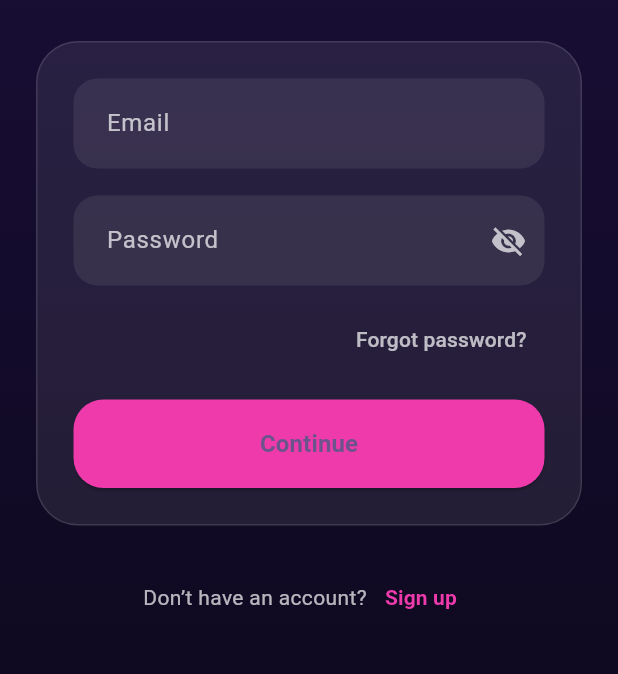
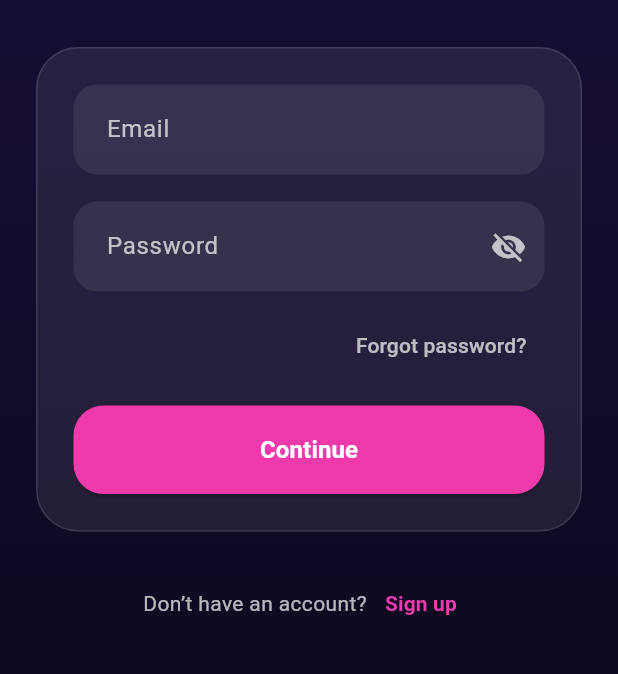
Before and after one commit to neztoratechsolutions/chatapp_mobileapplication, a Flutter app: the screen it shows after launch, on a phone screen of 412 x 824 dp, the part 235-909 px from its top. Run offline on Flutter 3.47's test engine with Material 3 defaults, Android fonts, the phone set to English and light mode, and no system bars; our stand-ins replace get.

Commit message:
the login page api intergration don for role

```diff
--- a/lib/core/api_endpoints.dart
+++ b/lib/core/api_endpoints.dart
@@ -3,7 +3,9 @@ import 'base_url.dart';
 class ApiEndpoints {
   static const String states = 'states/';
   static const String users = 'users/';
+  static const String login = 'auth/login';
 
   static String get statesUrl => '${BaseUrl.baseUrl}$states';
   static String get registerUrl => '${BaseUrl.baseUrl}$users';
+  static String get loginUrl => '${BaseUrl.baseUrl}$login';
 }
--- a/lib/features/auth/login/login_view.dart
+++ b/lib/features/auth/login/login_view.dart
@@ -52,60 +52,7 @@ class LoginView extends GetView<LoginController> {
                   'Sign in to continue to VeloraLive',
                   style: TextStyle(color: Colors.white70, fontSize: 16),
                 ),
-                   const SizedBox(height: 28),
-                // Row(
-                //   children: [
-                //     Expanded(
-                //       child: Obx(
-                //         () => GestureDetector(
-                //           onTap: () => controller.toggleAccountType(true),
-                //           child: Container(
-                //             padding: const EdgeInsets.symmetric(vertical: 14),
-                //             decoration: BoxDecoration(
-                //               color: controller.isCustomer.value ? const Color(0xFFFF58D6) : Colors.white12,
-                //               borderRadius: BorderRadius.circular(18),
-                //             ),
-                //             child: Center(
-                //               child: Text(
-                //                 'Customer',
-                //                 style: TextStyle(
-                //                   color: controller.isCustomer.value ? Colors.white : Colors.white70,
-                //                   fontWeight: FontWeight.bold,
-                //                 ),
-                //               ),
-                //             ),
-                //           ),
-                //         ),
-                //       ),
-                //     ),
-                //     const SizedBox(width: 16),
-                //     Expanded(
-                //       child: Obx(
-                //         () => GestureDetector(
-                //           onTap: () => controller.toggleAccountType(false),
-                //           child: Container(
-                //             padding: const EdgeInsets.symmetric(vertical: 14),
-                //             decoration: BoxDecoration(
-                //               color: controller.isCustomer.value ? Colors.white12 : const Color(0xFF8D32F0),
-                //               borderRadius: BorderRadius.circular(18),
-                //             ),
-                //             child: Center(
-                //               child: Text(
-                //                 'Creator',
-                //                 style: TextStyle(
-                //                   color: controller.isCustomer.value ? Colors.white70 : Colors.white,
-                //                   fontWeight: FontWeight.bold,
-                //                 ),
-                //               ),
-                //             ),
-                //           ),
-                //         ),
-                //       ),
-                //     ),
-                //   ],
-                // ),
-                // const SizedBox(height: 28),
-
+                const SizedBox(height: 32),
                 Container(
                   padding: const EdgeInsets.all(24),
                   decoration: BoxDecoration(
@@ -145,20 +92,40 @@ class LoginView extends GetView<LoginController> {
                         alignment: Alignment.centerRight,
                         child: TextButton(
                           onPressed: controller.goToForgotPassword,
-                          child: const Text('Forgot password?', style: TextStyle(color: Colors.white70)),
+                          child: const Text('Forgot password?',
+                              style: TextStyle(color: Colors.white70)),
                         ),
                       ),
                       const SizedBox(height: 16),
                       SizedBox(
                         width: double.infinity,
-                        child: ElevatedButton(
-                          onPressed: controller.login,
-                          style: ElevatedButton.styleFrom(
-                            padding: const EdgeInsets.symmetric(vertical: 18),
-                            shape: RoundedRectangleBorder(borderRadius: BorderRadius.circular(20)),
-                            backgroundColor: const Color(0xFFEF3AAB),
+                        child: Obx(
+                          () => ElevatedButton(
+                            onPressed: controller.isLoading.value ? null : controller.login,
+                            style: ElevatedButton.styleFrom(
+                              padding: const EdgeInsets.symmetric(vertical: 18),
+                              shape: RoundedRectangleBorder(
+                                  borderRadius: BorderRadius.circular(20)),
+                              backgroundColor: const Color(0xFFEF3AAB),
+                            ),
+                            child: controller.isLoading.value
+                                ? const SizedBox(
+                                    height: 20,
+                                    width: 20,
+                                    child: CircularProgressIndicator(
+                                      strokeWidth: 2,
+                                      color: Colors.white,
+                                    ),
+                                  )
+                                : const Text(
+                                    'Continue',
+                                    style: TextStyle(
+                                      fontSize: 16,
+                                      fontWeight: FontWeight.bold,
+                                      color: Colors.white,
+                                    ),
+                                  ),
                           ),
-                          child: const Text('Continue', style: TextStyle(fontSize: 16, fontWeight: FontWeight.bold)),
                         ),
                       ),
                     ],
@@ -168,16 +135,44 @@ class LoginView extends GetView<LoginController> {
                 Row(
                   mainAxisAlignment: MainAxisAlignment.center,
                   children: [
-                    const Text('Don’t have an account?', style: TextStyle(color: Colors.white70)),
+                    const Text('Don’t have an account?',
+                        style: TextStyle(color: Colors.white70)),
                     TextButton(
                       onPressed: controller.goToRegister,
-                      child: const Text('Sign up', style: TextStyle(color: Color(0xFFEF3AAB), fontWeight: FontWeight.bold)),
+                      child: const Text('Sign up',
+                          style: TextStyle(
+                              color: Color(0xFFEF3AAB),
+                              fontWeight: FontWeight.bold)),
                     ),
                   ],
                 ),
               ],
             ),
           ),
+          Obx(
+            () => controller.isLoading.value
+                ? Container(
+                    color: Colors.black.withOpacity(0.6),
+                    child: const Center(
+                      child: Column(
+                        mainAxisSize: MainAxisSize.min,
+                        children: [
+                          CircularProgressIndicator(color: Color(0xFFFF58D6)),
+                          SizedBox(height: 16),
+                          Text(
+                            'Signing in...',
+                            style: TextStyle(
+                              color: Colors.white,
+                              fontSize: 16,
+                              fontWeight: FontWeight.w500,
+                            ),
+                          ),
+                        ],
+                      ),
+                    ),
+                  )
+                : const SizedBox.shrink(),
+          ),
         ],
       ),
     );
--- a/lib/features/creator_dashboard/creators/creator_details_view.dart
+++ b/lib/features/creator_dashboard/creators/creator_details_view.dart
@@ -1,6 +1,6 @@
 import 'package:flutter/material.dart';
 import 'package:get/get.dart';
-import '../favorites/favorites_controller.dart';
+import '../../customer dashboard/favorites/favorites_controller.dart';
 
 class CreatorDetailsView extends StatelessWidget {
   final Map<String, String> creator;
--- a/lib/features/customer dashboard/navigation/bottom_nav_view.dart
+++ b/lib/features/customer dashboard/navigation/bottom_nav_view.dart
@@ -2,7 +2,7 @@ import 'package:flutter/material.dart';
 import 'package:get/get.dart';
 import 'bottom_nav_controller.dart';
 import '../home/home_view.dart';
-import '../creators/creators_view.dart';
+import '../../creator_dashboard/creators/creators_view.dart';
 import '../chat/chat_view.dart';
 import '../game/game_view.dart';
 import '../profile/profile_view.dart';
--- a/lib/features/customer dashboard/search/search_view.dart
+++ b/lib/features/customer dashboard/search/search_view.dart
@@ -1,7 +1,7 @@
 import 'package:flutter/material.dart' hide SearchController;
 import 'package:get/get.dart';
 import 'search_controller.dart';
-import '../creators/creator_details_view.dart';
+import '../../creator_dashboard/creators/creator_details_view.dart';
 
 class SearchView extends GetView<SearchController> {
   const SearchView({super.key});
```
Also changed, not shown: lib/features/auth/login/login_controller.dart (+233 -10 lines), lib/main.dart (+21 -21 lines).
